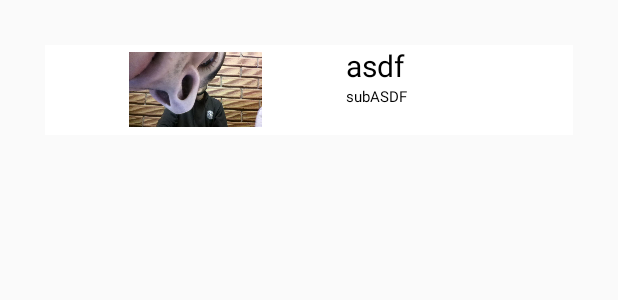
After one commit to Alejolaya/Practica4, an Android app: the layout layaout_bars.xml on its own in the app's theme, with its tools: preview values and no code run, on a phone screen of 412 x 824 dp. The commit adds this screen. Shown: the top 300 px of the screen. Run offline under Robolectric (Android 15) with nearby library versions, the phone set to English and light mode, and no system bars.

Commit message:
layaout de las otras actividades

```diff
--- a/app/src/main/res/layout/activity_hoteles.xml
+++ b/app/src/main/res/layout/activity_hoteles.xml
@@ -16,7 +16,7 @@
             />
         <ListView
             style="@style/listas"
-            android:id="@+id/MainMenu"/>
+            android:id="@+id/ListHoteles"/>
     </LinearLayout>
 
 </RelativeLayout>
--- /dev/null
+++ b/app/src/main/res/layout/layaout_bars.xml
@@ -0,0 +1,40 @@
+<?xml version="1.0" encoding="utf-8"?>
+<LinearLayout xmlns:android="http://schemas.android.com/apk/res/android"
+    android:orientation="horizontal"
+    android:layout_width="match_parent"
+    android:layout_height="60dp"
+    android:layout_margin="30dp"
+    android:background="@color/white">
+
+    <ImageView
+        android:layout_width="50dp"
+        android:layout_height="50dp"
+        android:id="@+id/imagen"
+        android:layout_weight="1"
+        android:layout_gravity="center"
+        android:src="@drawable/prueba"
+        />
+    <LinearLayout
+        android:layout_width="0dp"
+        android:layout_height="wrap_content"
+        android:layout_weight="1"
+        android:orientation="vertical"
+        >
+        <TextView
+            android:layout_width="match_parent"
+            android:layout_height="wrap_content"
+            android:id="@+id/tvMenuItem"
+            android:text="asdf"
+            android:textColor="@color/black"
+            android:textSize="20dp"/>
+        <TextView
+            android:layout_width="match_parent"
+            android:layout_height="wrap_content"
+            android:id="@+id/tvSubItem"
+            android:text="subASDF"
+            android:textColor="@color/black"
+            android:textSize="10dp"/>
+
+    </LinearLayout>
+
+</LinearLayout>
```
Also changed, not shown: app/src/main/res/layout/layaout_others_sites.xml (added, +40 -0 lines).
